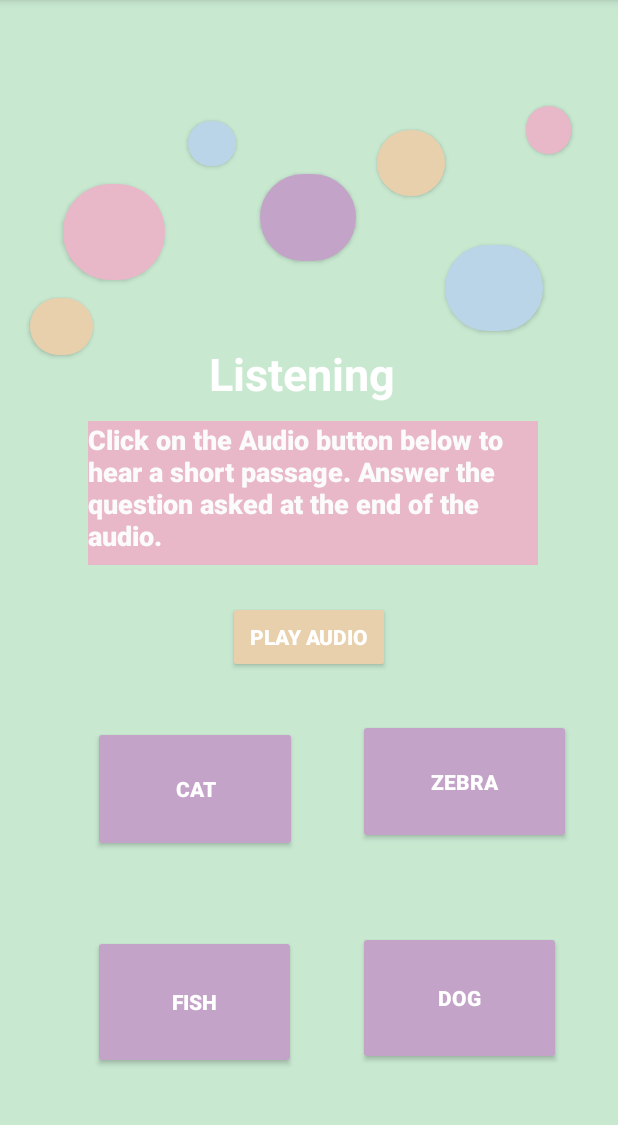
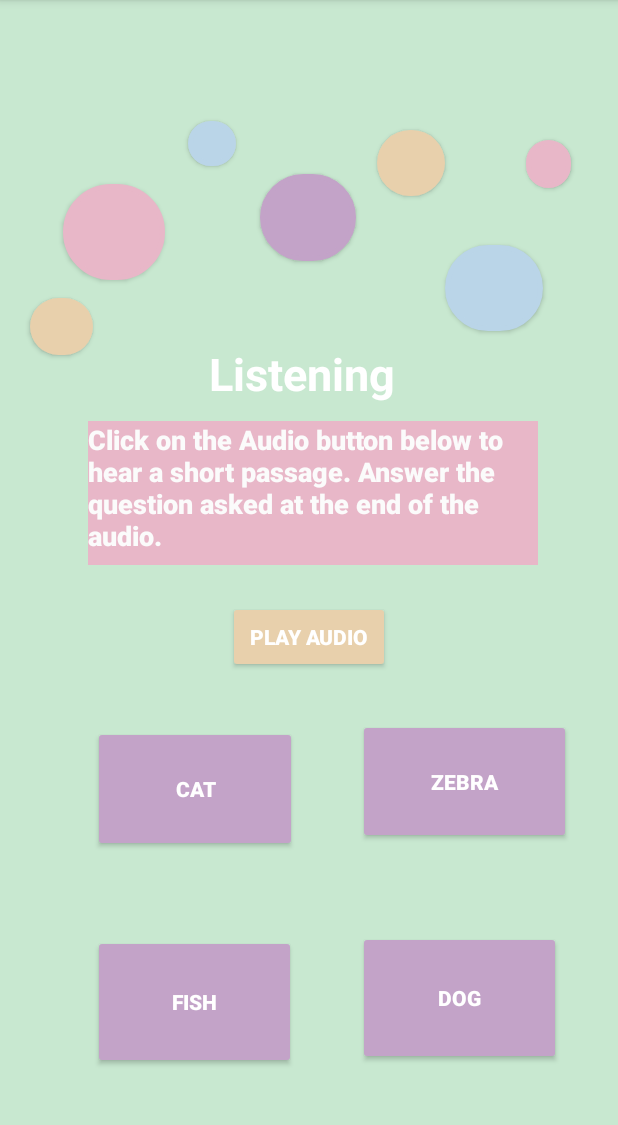
Before and after one commit to amrita-arun/TechnovationApp2020-21, an Android app: the screen it shows after launch (Listening), on a phone screen of 412 x 824 dp, the part 84-1209 px from its top. Run offline under Robolectric (Android 15) with nearby library versions, the phone set to English and light mode, and no system bars; Roboto replaces fonts that are not available here.

Commit message:
Update activity_listening.xml
ui done

```diff
--- a/app/src/main/res/layout/activity_listening.xml
+++ b/app/src/main/res/layout/activity_listening.xml
@@ -261,6 +261,6 @@
         app:layout_constraintHorizontal_bias="0.918"
         app:layout_constraintStart_toStartOf="parent"
         app:layout_constraintTop_toTopOf="parent"
-        app:layout_constraintVertical_bias="0.285" />
+        app:layout_constraintVertical_bias="0.375" />
 
 </androidx.constraintlayout.widget.ConstraintLayout>
```
